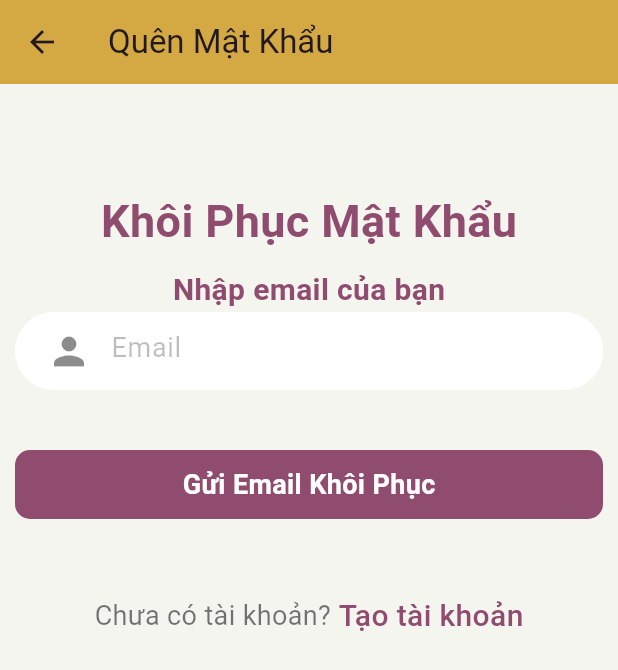
After one commit to dangquochung1/PRMAssignement, a Flutter app: the ForgotPassword screen opened directly, on a phone screen of 412 x 824 dp. The commit adds this screen. Shown: the top 670 px of the screen. Run offline on Flutter 3.47's test engine with Material 3 defaults, Android fonts, the phone set to English and light mode, and no system bars; our stand-ins replace cloud_firestore, firebase_auth, firebase_core, fl_chart, random_string, shared_preferences; accounts and stored records are empty; generated files the repository leaves out were written again.

Commit message:
add change password, forgot password

```diff
--- /dev/null
+++ b/lib/pages/forgot_password.dart
@@ -0,0 +1,173 @@
+import 'package:firebase_auth/firebase_auth.dart';
+import 'package:flutter/material.dart';
+import 'package:prmproject/utils/validator.dart';
+
+class ForgotPassword extends StatefulWidget {
+  const ForgotPassword({super.key});
+
+  @override
+  State<ForgotPassword> createState() => _ForgotPasswordState();
+}
+
+class _ForgotPasswordState extends State<ForgotPassword> {
+  String email = "";
+  TextEditingController mailcontroller = TextEditingController();
+
+  final _formkey = GlobalKey<FormState>();
+
+  resetPassword() async {
+    String? emailError = AppValidator.validateEmail(mailcontroller.text);
+    if (emailError != null) {
+      ScaffoldMessenger.of(context).showSnackBar(SnackBar(content: Text(emailError)));
+      return;
+    }
+
+    try {
+      await FirebaseAuth.instance.sendPasswordResetEmail(email: mailcontroller.text);
+      if (!mounted) return;
+      ScaffoldMessenger.of(context).showSnackBar(const SnackBar(
+          content: Text("Email khôi phục mật khẩu đã được gửi!", style: TextStyle(fontSize: 18.0))));
+      Navigator.pop(context); // Quay lại trang Login
+    } on FirebaseAuthException catch (e) {
+      if (!mounted) return;
+      if (e.code == "user-not-found") {
+        ScaffoldMessenger.of(context).showSnackBar(const SnackBar(
+            content: Text("Không tìm thấy tài khoản với email này.", style: TextStyle(fontSize: 18.0))));
+      } else {
+        ScaffoldMessenger.of(context).showSnackBar(SnackBar(
+            content: Text(e.message ?? "Đã xảy ra lỗi, vui lòng thử lại sau", style: const TextStyle(fontSize: 18.0))));
+      }
+    }
+  }
+
+  @override
+  Widget build(BuildContext context) {
+    return Scaffold(
+      backgroundColor: const Color(0xFFF5F5F0),
+      appBar: AppBar(
+        title: const Text("Quên Mật Khẩu"),
+        backgroundColor: const Color(0xFFD4A843),
+      ),
+      body: Container(
+        child: Column(
+          children: [
+            const SizedBox(height: 70.0),
+            Container(
+              alignment: Alignment.topCenter,
+              child: const Text(
+                "Khôi Phục Mật Khẩu",
+                style: TextStyle(
+                    color: Color(0xff904c6e),
+                    fontSize: 30.0,
+                    fontWeight: FontWeight.bold),
+              ),
+            ),
+            const SizedBox(height: 10.0),
+            const Text(
+              "Nhập email của bạn",
+              style: TextStyle(
+                  color: Color(0xff904c6e),
+                  fontSize: 20.0,
+                  fontWeight: FontWeight.bold),
+            ),
+            Expanded(
+                child: Form(
+                    key: _formkey,
+                    child: Padding(
+                      padding: const EdgeInsets.only(left: 10.0, right: 10.0),
+                      child: ListView(
+                        children: [
+                          Container(
+                            padding: const EdgeInsets.only(left: 10.0),
+                            decoration: BoxDecoration(
+                              border: Border.all(color: Colors.white70, width: 2.0),
+                              borderRadius: BorderRadius.circular(30),
+                              color: Colors.white,
+                            ),
+                            child: TextFormField(
+                              validator: (value) {
+                                if (value == null || value.isEmpty) {
+                                  return 'Vui lòng nhập Email';
+                                }
+                                return null;
+                              },
+                              controller: mailcontroller,
+                              style: const TextStyle(color: Colors.black),
+                              decoration: const InputDecoration(
+                                  hintText: "Email",
+                                  hintStyle:
+                                  TextStyle(fontSize: 18.0, color: Colors.black26),
+                                  prefixIcon: Icon(
+                                    Icons.person,
+                                    color: Colors.black45,
+                                    size: 30.0,
+                                  ),
+                                  border: InputBorder.none),
+                            ),
+                          ),
+                          const SizedBox(
+                            height: 40.0,
+                          ),
+                          GestureDetector(
+                            onTap: () {
+                              if (_formkey.currentState!.validate()) {
+                                setState(() {
+                                  email = mailcontroller.text;
+                                });
+                                resetPassword();
+                              }
+                            },
+                            child: Container(
+                              width: 140,
+                              padding: const EdgeInsets.all(10),
+                              decoration: BoxDecoration(
+                                  color: const Color(0xff904c6e),
+                                  borderRadius: BorderRadius.circular(10)),
+                              child: const Center(
+                                child: Text(
+                                  "Gửi Email Khôi Phục",
+                                  style: TextStyle(
+                                      color: Colors.white,
+                                      fontSize: 18.0,
+                                      fontWeight: FontWeight.bold),
+                                ),
+                              ),
+                            ),
+                          ),
+                          const SizedBox(
+                            height: 50.0,
+                          ),
+                          Row(
+                            mainAxisAlignment: MainAxisAlignment.center,
+                            children: [
+                              const Text(
+                                "Chưa có tài khoản?",
+                                style: TextStyle(
+                                    fontSize: 18.0, color: Colors.black54),
+                              ),
+                              const SizedBox(
+                                width: 5.0,
+                              ),
+                              GestureDetector(
+                                onTap: () {
+                                  Navigator.pop(context); // You can navigate to signup if you want
+                                },
+                                child: const Text(
+                                  "Tạo tài khoản",
+                                  style: TextStyle(
+                                      color: Color(0xff904c6e),
+                                      fontSize: 20.0,
+                                      fontWeight: FontWeight.w500),
+                                ),
+                              )
+                            ],
+                          )
+                        ],
+                      ),
+                    ))),
+          ],
+        ),
+      ),
+    );
+  }
+}
```
Also changed, not shown: lib/pages/change_password.dart (added, +156 -0 lines), lib/pages/login.dart (+21 -1 lines), lib/pages/profile.dart (+10 -34 lines), lib/pages/signup.dart (+18 -0 lines), lib/firebase_options.dart (deleted), 1 other file.
